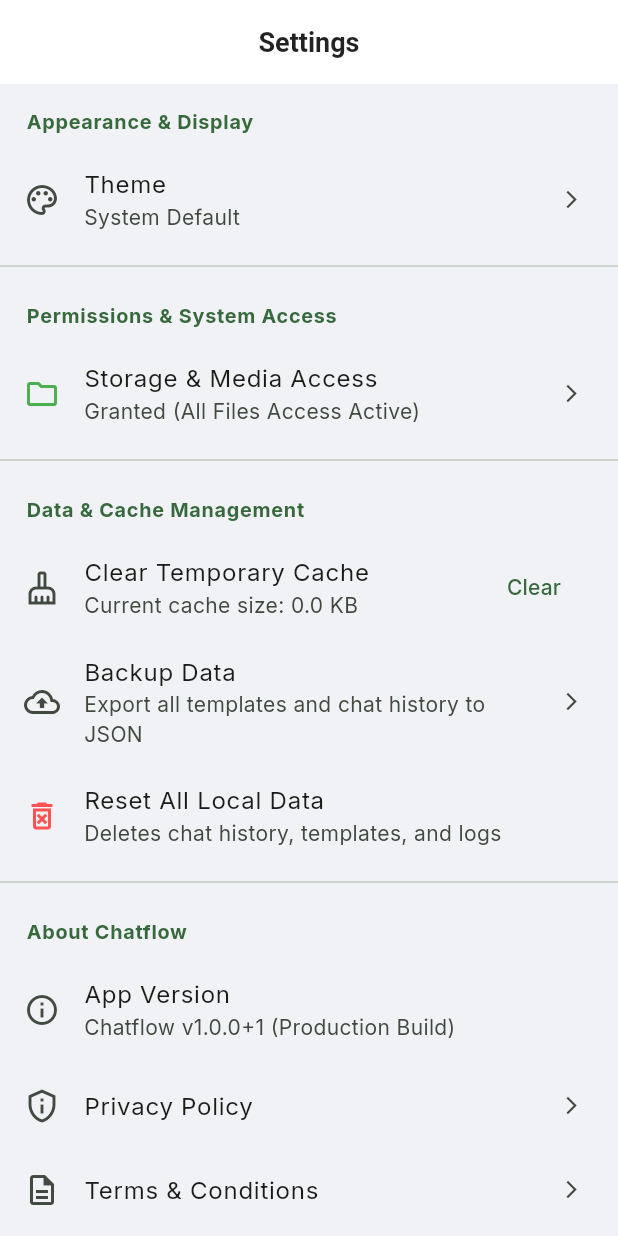
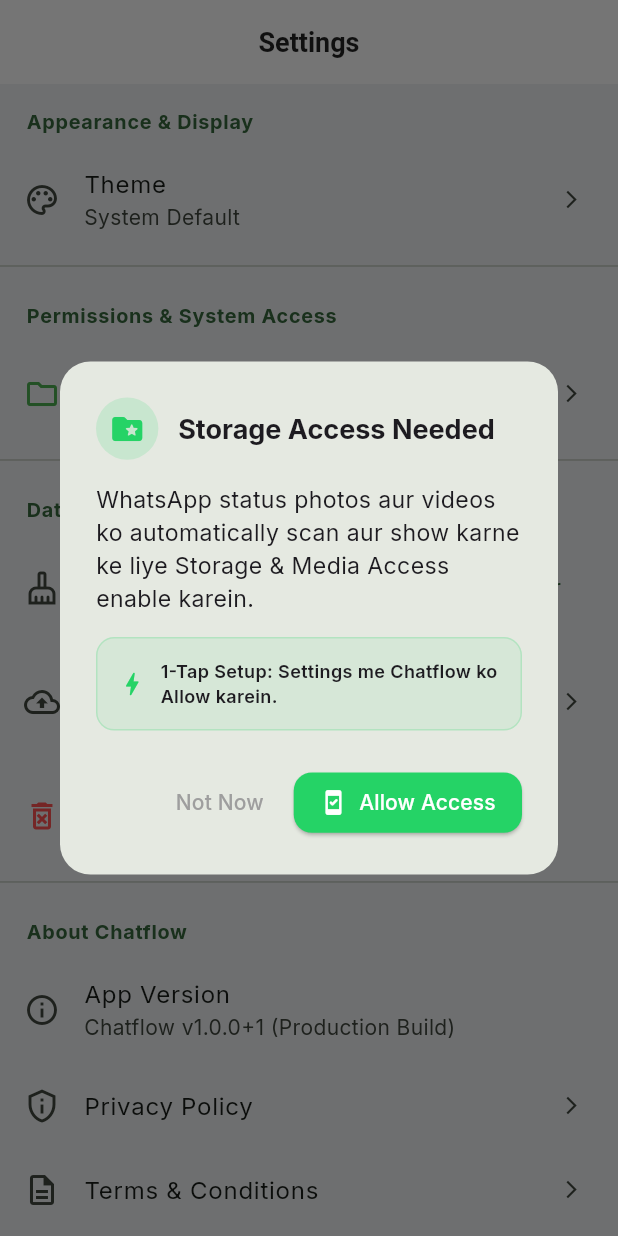
Before and after one commit to mohaninurum/ChatFlow, a Flutter app: the SettingsScreen screen opened by its route, after a tap on "Storage & Media Access", on a phone screen of 412 x 824 dp. Run offline on Flutter 3.47's test engine with Material 3 defaults, Android fonts, the phone set to English and light mode, and no system bars; our stand-ins replace dio, flutter_riverpod, flutter_screenutil, go_router, google_fonts, hive_flutter and 5 more; accounts and stored records are empty.

Commit message:
feat(storage): auto-prompt permission dialog on opening status screen and settings without buttons on screen

```diff
--- a/lib/features/dashboard/presentation/screens/main_navigation_shell.dart
+++ b/lib/features/dashboard/presentation/screens/main_navigation_shell.dart
@@ -26,7 +26,7 @@ class _MainNavigationShellState extends ConsumerState<MainNavigationShell> {
         index: _currentIndex,
         children: [
           const HomeScreen(),
-          StatusSaverScreen(key: _statusScreenKey),
+          StatusSaverScreen(key: _statusScreenKey, isTab: true),
           const ToolsScreen(),
           const SettingsScreen(),
         ],
@@ -37,7 +37,7 @@ class _MainNavigationShellState extends ConsumerState<MainNavigationShell> {
           final wasDifferent = _currentIndex != index;
           setState(() => _currentIndex = index);
           if (index == 1 && wasDifferent) {
-            _statusScreenKey.currentState?.checkAndReload(promptIfDenied: false);
+            _statusScreenKey.currentState?.checkAndReload(promptIfDenied: true);
           }
         },
         backgroundColor: isDark ? const Color(0xFF1E2830) : Colors.white,
--- a/lib/features/settings/presentation/screens/settings_screen.dart
+++ b/lib/features/settings/presentation/screens/settings_screen.dart
@@ -84,6 +84,96 @@ class _SettingsScreenState extends ConsumerState<SettingsScreen> with WidgetsBin
     } catch (_) {
       setState(() => _cacheSize = '0 KB');
     }
+  }
+
+  Future<void> _showStoragePermissionDialog() async {
+    await showDialog(
+      context: context,
+      barrierDismissible: true,
+      builder: (ctx) => AlertDialog(
+        shape: RoundedRectangleBorder(borderRadius: BorderRadius.circular(20.r)),
+        title: Row(
+          children: [
+            Container(
+              padding: EdgeInsets.all(8.w),
+              decoration: BoxDecoration(
+                color: const Color(0xFF25D366).withValues(alpha: 0.15),
+                shape: BoxShape.circle,
+              ),
+              child: const Icon(Icons.folder_special_rounded, color: Color(0xFF25D366)),
+            ),
+            SizedBox(width: 12.w),
+            const Expanded(
+              child: Text(
+                'Storage Access Needed',
+                style: TextStyle(fontSize: 18, fontWeight: FontWeight.bold),
+              ),
+            ),
+          ],
+        ),
+        content: Column(
+          mainAxisSize: MainAxisSize.min,
+          crossAxisAlignment: CrossAxisAlignment.start,
+          children: [
+            Text(
+              'WhatsApp status photos aur videos ko automatically scan aur show karne ke liye Storage & Media Access enable karein.',
+              style: TextStyle(fontSize: 14.sp, height: 1.4),
+            ),
+            SizedBox(height: 14.h),
+            Container(
+              padding: EdgeInsets.all(12.w),
+              decoration: BoxDecoration(
+                color: const Color(0xFF25D366).withValues(alpha: 0.08),
+                borderRadius: BorderRadius.circular(12.r),
+                border: Border.all(color: const Color(0xFF25D366).withValues(alpha: 0.2)),
+              ),
+              child: Row(
+                children: [
+                  const Icon(Icons.bolt_rounded, color: Color(0xFF25D366), size: 20),
+                  SizedBox(width: 8.w),
+                  const Expanded(
+                    child: Text(
+                      '1-Tap Setup: Settings me Chatflow ko Allow karein.',
+                      style: TextStyle(fontSize: 12, fontWeight: FontWeight.w600),
+                    ),
+                  ),
+                ],
+              ),
+            ),
+          ],
+        ),
+        actions: [
+          TextButton(
+            onPressed: () => Navigator.pop(ctx),
+            child: const Text('Not Now', style: TextStyle(color: Colors.grey)),
+          ),
+          ElevatedButton.icon(
+            style: ElevatedButton.styleFrom(
+              backgroundColor: const Color(0xFF25D366),
+              foregroundColor: Colors.white,
+              shape: RoundedRectangleBorder(borderRadius: BorderRadius.circular(12.r)),
+              padding: EdgeInsets.symmetric(horizontal: 16.w, vertical: 10.h),
+            ),
+            icon: const Icon(Icons.security_update_good_rounded, size: 18),
+            label: const Text('Allow Access'),
+            onPressed: () async {
+              Navigator.pop(ctx);
+              try {
+                await _channel.invokeMethod('requestManageStorage');
+              } catch (_) {
+                await [
+                  Permission.manageExternalStorage,
+                  Permission.storage,
+                  Permission.photos,
+                  Permission.videos,
+                ].request();
+              }
+              await _checkPermissions();
+            },
+          ),
+        ],
+      ),
+    );
   }
 
   Future<void> _clearCache() async {
@@ -202,14 +292,7 @@ class _SettingsScreenState extends ConsumerState<SettingsScreen> with WidgetsBin
             title: const Text('Storage & Media Access'),
             subtitle: Text(_storageGranted ? 'Granted (All Files Access Active)' : 'Disabled - Tap to enable All Files Access'),
             trailing: const Icon(Icons.arrow_forward_ios, size: 14),
-            onTap: () async {
-              try {
-                await _channel.invokeMethod('requestManageStorage');
-              } catch (_) {
-                await [Permission.manageExternalStorage, Permission.storage, Permission.photos, Permission.videos].request();
-              }
-              await _checkPermissions();
-            },
+            onTap: _showStoragePermissionDialog,
           ),
           const Divider(),
 
```
Also changed, not shown: lib/features/status_saver/presentation/screens/status_saver_screen.dart (+13 -23 lines).
